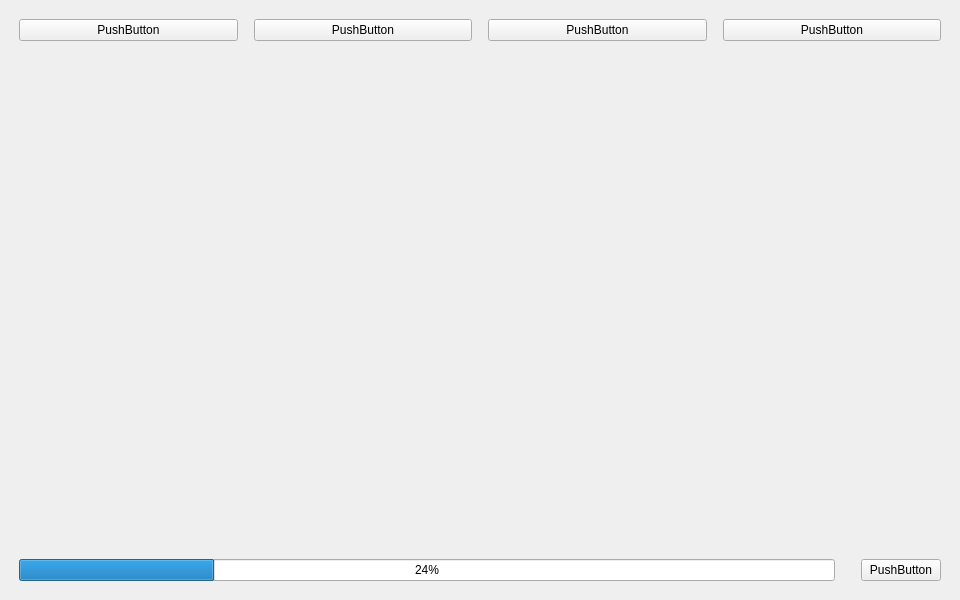
Above: GUI/av1an_ui.ui from master-of-zen/Av1an before the change. Below: the same form after it.
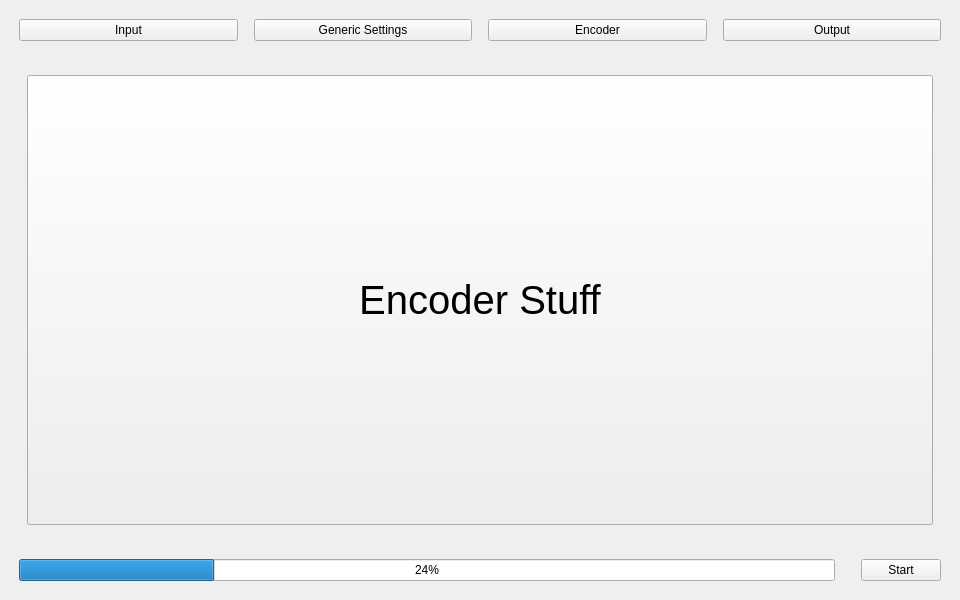
That is the form after the change. The open tabs and pages were chosen to show the change.

Patch:
```diff
--- a/GUI/av1an_ui.ui
+++ b/GUI/av1an_ui.ui
@@ -34,7 +34,7 @@
    </property>
    <layout class="QHBoxLayout" name="horizontalLayout_3">
     <item>
-     <layout class="QVBoxLayout" name="verticalLayout" stretch="0,1,0">
+     <layout class="QVBoxLayout" name="verticalLayout" stretch="0,0,0">
       <item>
        <layout class="QHBoxLayout" name="ButtonSelect" stretch="1,0,1,0,1,0,1">
         <property name="leftMargin">
@@ -50,9 +50,9 @@
          <number>10</number>
         </property>
         <item>
-         <widget class="QPushButton" name="pushButton_4">
+         <widget class="QPushButton" name="Input_Button">
           <property name="text">
-           <string>PushButton</string>
+           <string>Input</string>
           </property>
          </widget>
         </item>
@@ -70,9 +70,9 @@
          </spacer>
         </item>
         <item>
-         <widget class="QPushButton" name="pushButton">
+         <widget class="QPushButton" name="Video_Settings_Button">
           <property name="text">
-           <string>PushButton</string>
+           <string>Generic Settings</string>
           </property>
          </widget>
         </item>
@@ -90,9 +90,9 @@
          </spacer>
         </item>
         <item>
-         <widget class="QPushButton" name="pushButton_3">
+         <widget class="QPushButton" name="Encoder_Button">
           <property name="text">
-           <string>PushButton</string>
+           <string>Encoder</string>
           </property>
          </widget>
         </item>
@@ -112,7 +112,7 @@
         <item>
          <widget class="QPushButton" name="pushButton_2">
           <property name="text">
-           <string>PushButton</string>
+           <string>Output</string>
           </property>
          </widget>
         </item>
@@ -185,7 +185,96 @@
          </property>
          <layout class="QHBoxLayout" name="horizontalLayout_5">
           <item>
-           <widget class="QWidget" name="widget" native="true"/>
+           <widget class="QWidget" name="gen_set_wid" native="true">
+            <layout class="QHBoxLayout" name="horizontalLayout_7">
+             <item>
+              <widget class="QPushButton" name="pushButton_4">
+               <property name="sizePolicy">
+                <sizepolicy hsizetype="MinimumExpanding" vsizetype="MinimumExpanding">
+                 <horstretch>0</horstretch>
+                 <verstretch>0</verstretch>
+                </sizepolicy>
+               </property>
+               <property name="minimumSize">
+                <size>
+                 <width>200</width>
+                 <height>200</height>
+                </size>
+               </property>
+               <property name="font">
+                <font>
+                 <pointsize>30</pointsize>
+                </font>
+               </property>
+               <property name="text">
+                <string>GENERAL SETTINGS</string>
+               </property>
+              </widget>
+             </item>
+            </layout>
+           </widget>
+          </item>
+         </layout>
+        </widget>
+        <widget class="QWidget" name="page_3">
+         <layout class="QHBoxLayout" name="horizontalLayout">
+          <item>
+           <widget class="QWidget" name="widget_2" native="true">
+            <layout class="QHBoxLayout" name="horizontalLayout_6">
+             <item>
+              <widget class="QPushButton" name="pushButton_3">
+               <property name="sizePolicy">
+                <sizepolicy hsizetype="MinimumExpanding" vsizetype="MinimumExpanding">
+                 <horstretch>0</horstretch>
+                 <verstretch>0</verstretch>
+                </sizepolicy>
+               </property>
+               <property name="minimumSize">
+                <size>
+                 <width>200</width>
+                 <height>200</height>
+                </size>
+               </property>
+               <property name="font">
+                <font>
+                 <pointsize>30</pointsize>
+                </font>
+               </property>
+               <property name="text">
+                <string>Encoder Stuff</string>
+               </property>
+              </widget>
+             </item>
+            </layout>
+           </widget>
+          </item>
+         </layout>
+        </widget>
+        <widget class="QWidget" name="page_4">
+         <layout class="QHBoxLayout" name="horizontalLayout_2">
+          <item>
+           <widget class="QPushButton" name="pushButton">
+            <property name="sizePolicy">
+             <sizepolicy hsizetype="MinimumExpanding" vsizetype="MinimumExpanding">
+              <horstretch>0</horstretch>
+              <verstretch>0</verstretch>
+             </sizepolicy>
+            </property>
+            <property name="minimumSize">
+             <size>
+              <width>200</width>
+              <height>200</height>
+             </size>
+            </property>
+            <property name="font">
+             <font>
+              <pointsize>30</pointsize>
+             </font>
+            </property>
+            <property name="text">
+             <string>OUTPUT STUFF</string>
+            </property>
+           </widget>
           </item>
          </layout>
         </widget>
@@ -234,7 +323,7 @@
         <item>
          <widget class="QPushButton" name="pushButton_5">
           <property name="text">
-           <string>PushButton</string>
+           <string>Start</string>
           </property>
          </widget>
         </item>
```
Left out of the diff: 26 changed lines with no effect on the pictures.
